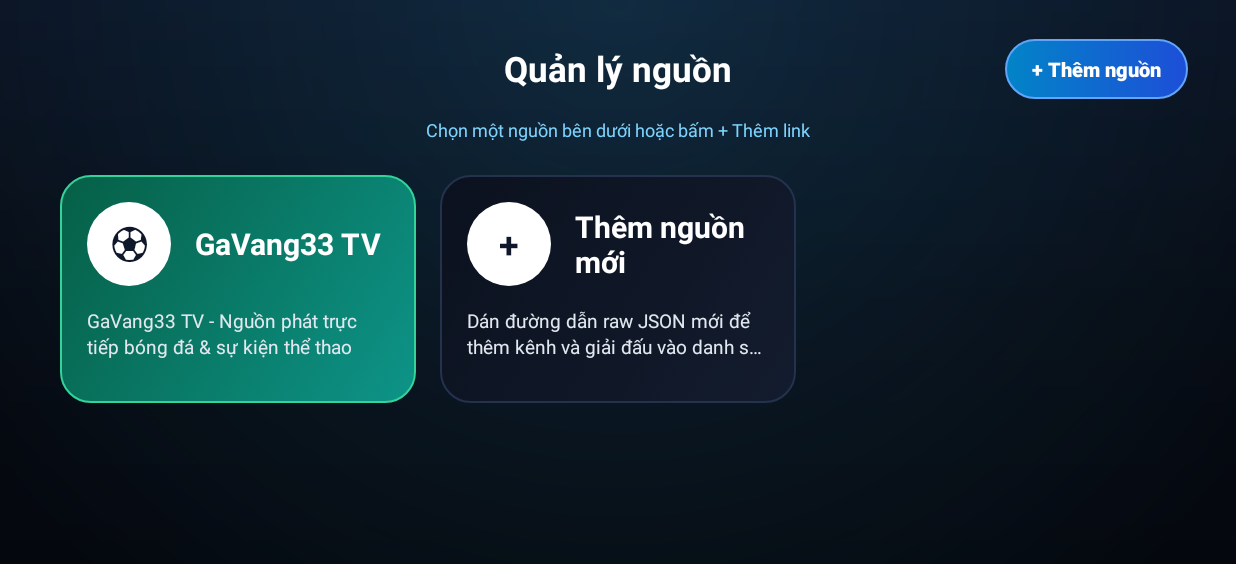
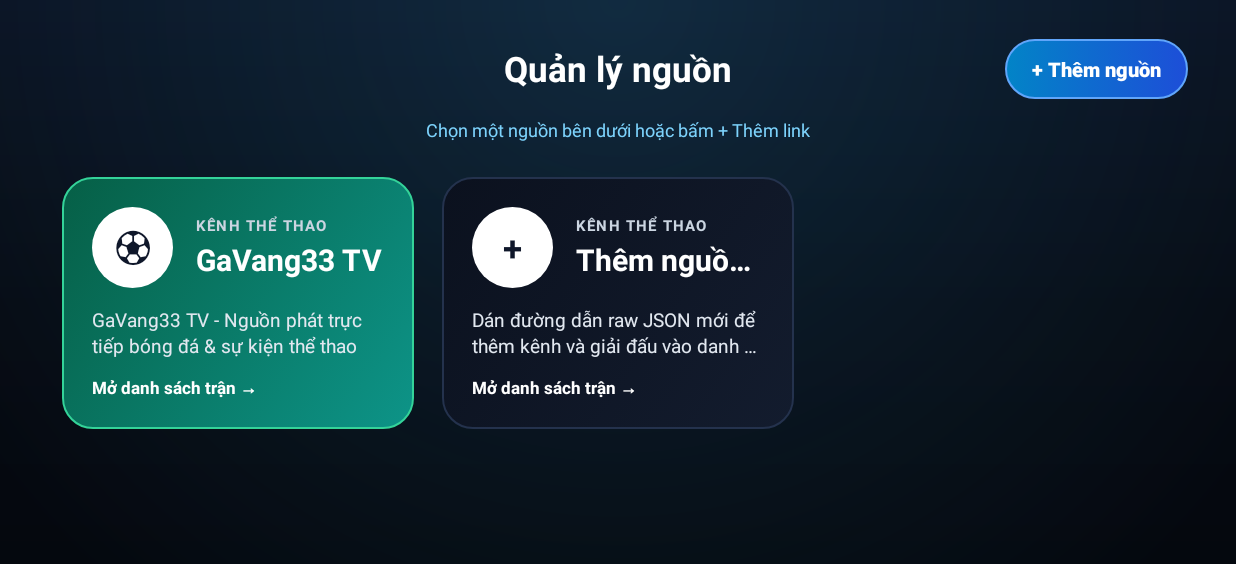
Before and after one commit to daoducphat352010-ux/tv-football-app, an Android app: the screen it shows after launch (MainActivity), on a phone screen of 824 x 412 dp (held sideways). Shown: the top 564 px of the screen. Run offline under Robolectric (Android 15) with nearby library versions, the phone set to English and light mode, and no system bars.

Commit message:
Update item_source_card.xml

```diff
--- a/app/src/main/res/layout/item_source_card.xml
+++ b/app/src/main/res/layout/item_source_card.xml
@@ -2,15 +2,14 @@
 <LinearLayout xmlns:android="http://schemas.android.com/apk/res/android"
     android:id="@+id/cardContainer"
     android:layout_width="match_parent"
-    android:layout_height="152dp"
-    android:layout_margin="8dp"
+    android:layout_height="168dp"
+    android:layout_margin="9dp"
     android:background="@drawable/bg_source_dark"
     android:clickable="true"
     android:focusable="true"
     android:orientation="vertical"
-    android:padding="18dp">
+    android:padding="20dp">
 
-    <!-- Hàng trên: Icon tròn bên trái + Tên nguồn/mục chữ lớn bên phải -->
     <LinearLayout
         android:layout_width="match_parent"
         android:layout_height="wrap_content"
@@ -19,35 +18,51 @@
 
         <TextView
             android:id="@+id/tvSourceIcon"
-            android:layout_width="56dp"
-            android:layout_height="56dp"
+            android:layout_width="54dp"
+            android:layout_height="54dp"
             android:background="@drawable/bg_circle_white"
             android:gravity="center"
             android:text="⚽"
             android:textColor="#0F172A"
-            android:textSize="24sp"
+            android:textSize="23sp"
             android:textStyle="bold" />
 
-        <TextView
-            android:id="@+id/tvSourceTitle"
+        <LinearLayout
             android:layout_width="0dp"
             android:layout_height="wrap_content"
-            android:layout_marginStart="16dp"
+            android:layout_marginStart="15dp"
             android:layout_weight="1"
-            android:ellipsize="end"
-            android:maxLines="2"
-            android:text="GaVang33 TV"
-            android:textColor="#FFFFFF"
-            android:textSize="20sp"
-            android:textStyle="bold" />
+            android:orientation="vertical">
+
+            <TextView
+                android:layout_width="wrap_content"
+                android:layout_height="wrap_content"
+                android:letterSpacing="0.08"
+                android:text="KÊNH THỂ THAO"
+                android:textColor="#CBD5E1"
+                android:textSize="10sp"
+                android:textStyle="bold" />
+
+            <TextView
+                android:id="@+id/tvSourceTitle"
+                android:layout_width="match_parent"
+                android:layout_height="wrap_content"
+                android:layout_marginTop="2dp"
+                android:ellipsize="end"
+                android:maxLines="1"
+                android:text="GaVang33 TV"
+                android:textColor="#FFFFFF"
+                android:textSize="20sp"
+                android:textStyle="bold" />
+        </LinearLayout>
     </LinearLayout>
 
-    <!-- Hàng dưới: Mô tả 2 dòng giống ảnh mẫu -->
     <TextView
         android:id="@+id/tvSourceSubtitle"
         android:layout_width="match_parent"
-        android:layout_height="wrap_content"
-        android:layout_marginTop="14dp"
+        android:layout_height="0dp"
+        android:layout_marginTop="12dp"
+        android:layout_weight="1"
         android:ellipsize="end"
         android:lineSpacingExtra="2dp"
         android:maxLines="2"
@@ -55,4 +70,12 @@
         android:textColor="#E2E8F0"
         android:textSize="12.5sp" />
 
+    <TextView
+        android:layout_width="wrap_content"
+        android:layout_height="wrap_content"
+        android:text="Mở danh sách trận →"
+        android:textColor="#FFFFFF"
+        android:textSize="11.5sp"
+        android:textStyle="bold" />
+
 </LinearLayout>
```
